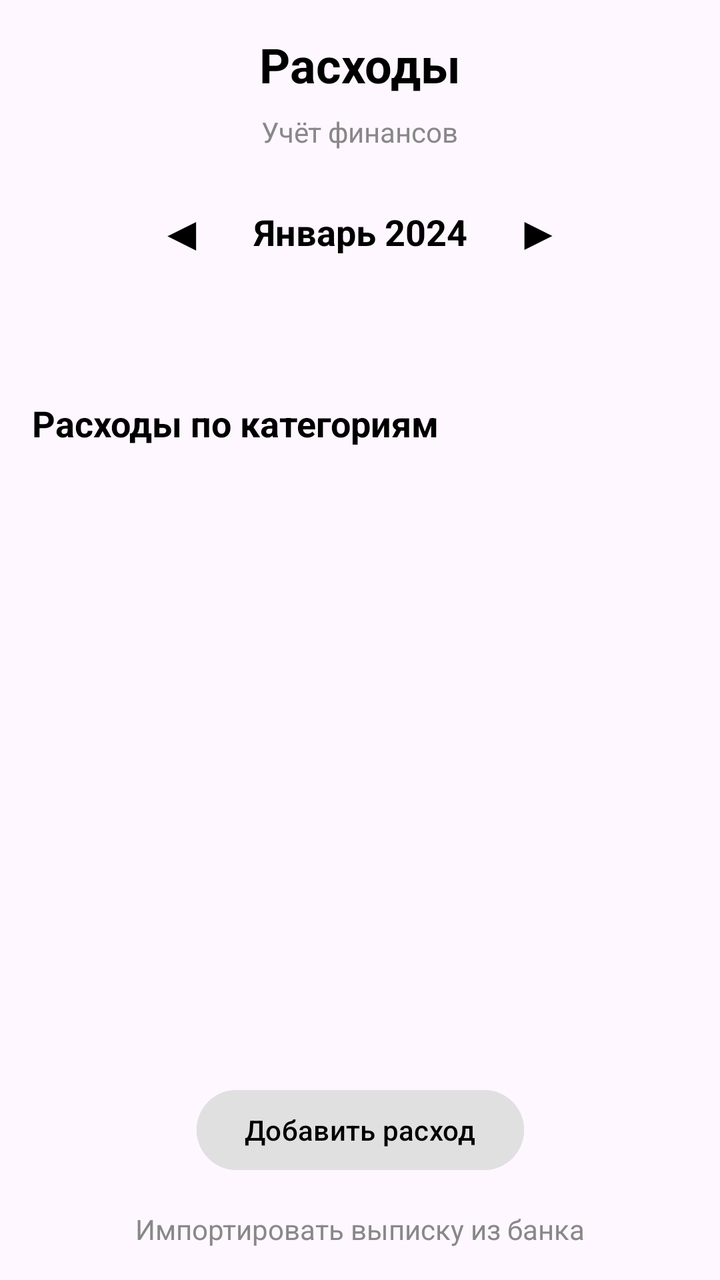
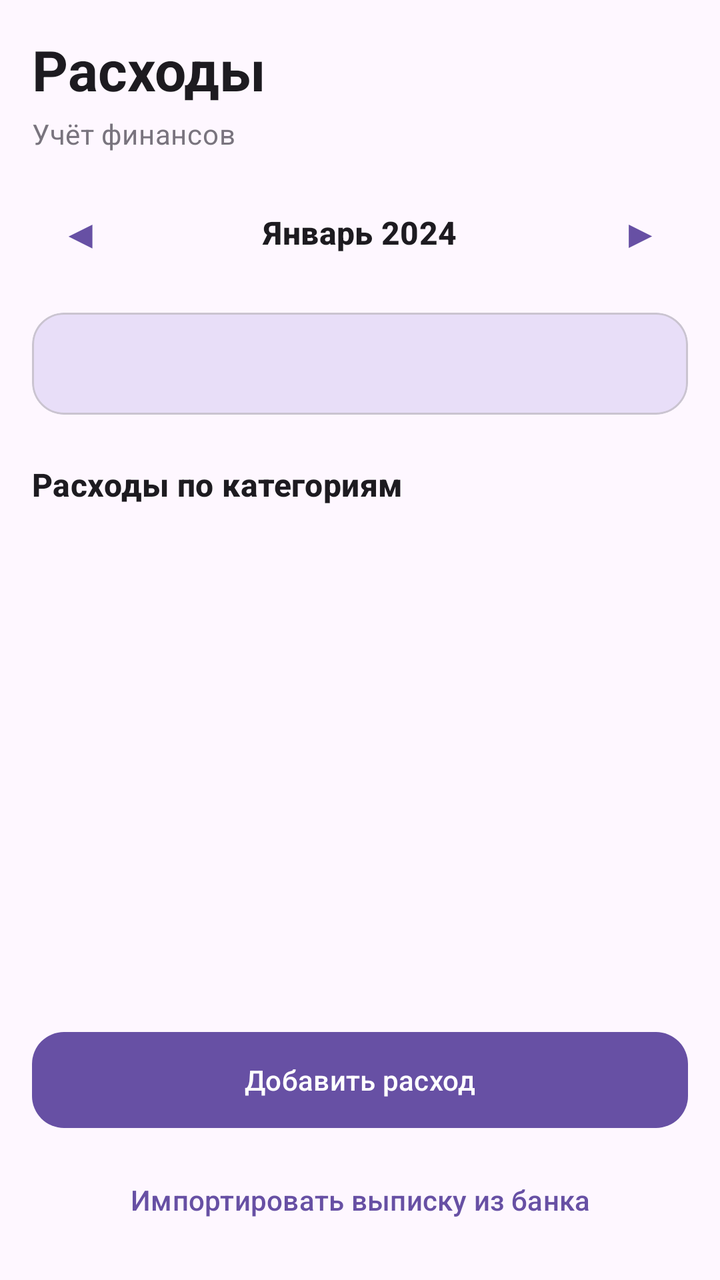

Two renders of the same Android screen: before a commit and after it. Below are the layout's source before the change and the commit's diff.
<!-- AndroidManifest.xml: application theme Theme.MoneyHelper -->
<!-- res/layout/fragment_categories.xml -->
<?xml version="1.0" encoding="utf-8"?>
<androidx.constraintlayout.widget.ConstraintLayout
    xmlns:android="http://schemas.android.com/apk/res/android"
    xmlns:app="http://schemas.android.com/apk/res-auto"
    android:layout_width="match_parent"
    android:layout_height="match_parent"
   >


    
    <TextView
        android:id="@+id/titleTextView"
        android:layout_width="wrap_content"
        android:layout_height="wrap_content"
        android:text="Расходы"
        android:textSize="24sp"
        android:textStyle="bold"
        android:textColor="@color/black"
        android:layout_marginTop="16dp"
        app:layout_constraintTop_toTopOf="parent"
        app:layout_constraintStart_toStartOf="parent"
        app:layout_constraintEnd_toEndOf="parent"/>

    
    <TextView
        android:id="@+id/financeLabelTextView"
        android:layout_width="wrap_content"
        android:layout_height="wrap_content"
        android:text="Учёт финансов"
        android:textSize="14sp"
        android:textColor="@color/gray"
        android:layout_marginTop="8dp"
        app:layout_constraintTop_toBottomOf="@id/titleTextView"
        app:layout_constraintStart_toStartOf="parent"
        app:layout_constraintEnd_toEndOf="parent"/>

    
    <LinearLayout
        android:id="@+id/monthSelectorLayout"
        android:layout_width="wrap_content"
        android:layout_height="wrap_content"
        android:orientation="horizontal"
        android:gravity="center"
        android:layout_marginTop="16dp"
        app:layout_constraintTop_toBottomOf="@id/financeLabelTextView"
        app:layout_constraintStart_toStartOf="parent"
        app:layout_constraintEnd_toEndOf="parent">

        
        <TextView
            android:id="@+id/monthPrevButton"
            android:layout_width="wrap_content"
            android:layout_height="wrap_content"
            android:text="◀"
            android:textSize="24sp"
            android:textColor="@color/black"
            android:padding="8dp"
            android:clickable="true"
            android:focusable="true"
            android:background="?attr/selectableItemBackground"/>

        
        <TextView
            android:id="@+id/monthTextView"
            android:layout_width="wrap_content"
            android:layout_height="wrap_content"
            android:text="Январь 2024"
            android:textSize="18sp"
            android:textStyle="bold"
            android:textColor="@color/black"
            android:paddingHorizontal="16dp"
            android:minWidth="120dp"
            android:gravity="center"/>

        
        <TextView
            android:id="@+id/monthNextButton"
            android:layout_width="wrap_content"
            android:layout_height="wrap_content"
            android:text="▶"
            android:textSize="24sp"
            android:textColor="@color/black"
            android:padding="8dp"
            android:clickable="true"
            android:focusable="true"
            android:background="?attr/selectableItemBackground"/>

    </LinearLayout>

    
    <TextView
        android:id="@+id/statsTextView"
        android:layout_width="match_parent"
        android:layout_height="wrap_content"
        android:visibility="visible"
        android:layout_marginTop="16dp"
        android:layout_marginStart="16dp"
        android:layout_marginEnd="16dp"
        app:layout_constraintTop_toBottomOf="@id/monthSelectorLayout"
        app:layout_constraintStart_toStartOf="parent"
        />

    
    <TextView
        android:id="@+id/sectionTitleTextView"
        android:layout_width="wrap_content"
        android:layout_height="wrap_content"
        android:text="Расходы по категориям"
        android:textSize="18sp"
        android:textStyle="bold"
        android:textColor="@color/black"
        android:layout_marginStart="16dp"
        android:layout_marginTop="24dp"
        app:layout_constraintTop_toBottomOf="@id/statsTextView"
        app:layout_constraintStart_toStartOf="parent"/>




    
    <TextView
        android:id="@+id/emptyTextView"
        app:layout_constraintTop_toTopOf="@id/categoriesRecyclerView"
        app:layout_constraintStart_toStartOf="parent"
        android:layout_marginHorizontal="16dp"
        android:layout_width="wrap_content"
        android:layout_height="wrap_content"
        android:visibility="gone" />




    
    <androidx.recyclerview.widget.RecyclerView
        android:id="@+id/categoriesRecyclerView"
        android:layout_width="match_parent"
        android:layout_height="0dp"
        android:layout_marginTop="16dp"
        android:layout_marginHorizontal="16dp"
        app:layout_constraintBottom_toTopOf="@id/addButton"
        app:layout_constraintEnd_toEndOf="parent"
        app:layout_constraintHorizontal_bias="0.0"
        app:layout_constraintStart_toStartOf="parent"
        app:layout_constraintTop_toBottomOf="@id/sectionTitleTextView"
        app:layout_constraintVertical_bias="0.0" />

    <ProgressBar
        android:id="@+id/progressBar"
        app:layout_constraintTop_toBottomOf="@id/categoriesRecyclerView"
        app:layout_constraintStart_toStartOf="parent"

        android:layout_width="wrap_content"
        android:layout_height="wrap_content"
        android:visibility="gone"
        />

    <Button
        android:id="@+id/addButton"
        android:layout_width="wrap_content"
        android:layout_height="wrap_content"
        android:text="Добавить расход"
        android:backgroundTint="#E0E0E0"
        android:textColor="@color/black"
        android:layout_marginBottom="16dp"
        app:layout_constraintBottom_toTopOf="@id/importTextView"
        app:layout_constraintTop_toTopOf="@+id/progressBar"
        app:layout_constraintStart_toStartOf="parent"
        app:layout_constraintEnd_toEndOf="parent"/>

    
    <TextView
        android:id="@+id/importTextView"
        android:layout_width="wrap_content"
        android:layout_height="wrap_content"
        android:text="Импортировать выписку из банка"
        android:textSize="14sp"
        android:textColor="@color/gray"
        android:layout_marginBottom="16dp"
        app:layout_constraintBottom_toBottomOf="parent"
        app:layout_constraintStart_toStartOf="parent"
        app:layout_constraintEnd_toEndOf="parent"/>



</androidx.constraintlayout.widget.ConstraintLayout>
<!-- resources referenced by this layout -->
<resources>
  <color name="black">#FF000000</color>
  <color name="gray">#FF888888</color>
  <style name="Theme.MoneyHelper" parent="Base.Theme.MoneyHelper" />
  <style name="Base.Theme.MoneyHelper" parent="Theme.Material3.DayNight.NoActionBar">
          
          
      </style>
</resources>

<!-- the commit's change to res/layout/fragment_categories.xml (unified diff, before → after) -->
@@ -4,182 +4,182 @@
     xmlns:app="http://schemas.android.com/apk/res-auto"
     android:layout_width="match_parent"
     android:layout_height="match_parent"
-   >
-
+    android:background="?attr/colorSurface">
 
     
     <TextView
         android:id="@+id/titleTextView"
         android:layout_width="wrap_content"
         android:layout_height="wrap_content"
-        android:text="Расходы"
-        android:textSize="24sp"
+        android:text="@string/expenses"
+        android:textAppearance="?attr/textAppearanceHeadlineMedium"
+        android:textColor="?attr/colorOnSurface"
         android:textStyle="bold"
-        android:textColor="@color/black"
         android:layout_marginTop="16dp"
+        android:layout_marginStart="16dp"
         app:layout_constraintTop_toTopOf="parent"
-        app:layout_constraintStart_toStartOf="parent"
-        app:layout_constraintEnd_toEndOf="parent"/>
+        app:layout_constraintStart_toStartOf="parent"/>
 
     
     <TextView
         android:id="@+id/financeLabelTextView"
         android:layout_width="wrap_content"
         android:layout_height="wrap_content"
-        android:text="Учёт финансов"
-        android:textSize="14sp"
-        android:textColor="@color/gray"
-        android:layout_marginTop="8dp"
+        android:text="@string/finance_label"
+        android:textAppearance="?attr/textAppearanceBodyMedium"
+        android:textColor="?attr/colorOutline"
+        android:layout_marginTop="4dp"
         app:layout_constraintTop_toBottomOf="@id/titleTextView"
-        app:layout_constraintStart_toStartOf="parent"
-        app:layout_constraintEnd_toEndOf="parent"/>
+        app:layout_constraintStart_toStartOf="@id/titleTextView"/>
 
     
     <LinearLayout
         android:id="@+id/monthSelectorLayout"
-        android:layout_width="wrap_content"
+        android:layout_width="match_parent"
         android:layout_height="wrap_content"
         android:orientation="horizontal"
         android:gravity="center"
         android:layout_marginTop="16dp"
-        app:layout_constraintTop_toBottomOf="@id/financeLabelTextView"
-        app:layout_constraintStart_toStartOf="parent"
-        app:layout_constraintEnd_toEndOf="parent">
+        android:layout_marginHorizontal="16dp"
+        app:layout_constraintTop_toBottomOf="@id/financeLabelTextView">
 
         
         <TextView
             android:id="@+id/monthPrevButton"
-            android:layout_width="wrap_content"
-            android:layout_height="wrap_content"
+            android:layout_width="48dp"
+            android:layout_height="48dp"
             android:text="◀"
-            android:textSize="24sp"
-            android:textColor="@color/black"
-            android:padding="8dp"
+            android:textSize="20sp"
+            android:textColor="?attr/colorPrimary"
+            android:gravity="center"
             android:clickable="true"
             android:focusable="true"
-            android:background="?attr/selectableItemBackground"/>
+            android:background="?attr/selectableItemBackgroundBorderless"/>
+
+        <TextView
+            android:id="@+id/monthTextView"
+            android:layout_width="0dp"
+            android:layout_height="wrap_content"
+            android:layout_weight="1"
+            android:text="Январь 2024"
+            android:textAppearance="?attr/textAppearanceTitleMedium"
+            android:textColor="?attr/colorOnSurface"
+            android:textStyle="bold"
+            android:gravity="center"/>
+
+        <TextView
+            android:id="@+id/monthNextButton"
+            android:layout_width="48dp"
+            android:layout_height="48dp"
+            android:text="▶"
+            android:textSize="20sp"
+            android:textColor="?attr/colorPrimary"
+            android:gravity="center"
+            android:clickable="true"
+            android:focusable="true"
+            android:background="?attr/selectableItemBackgroundBorderless"/>
+    </LinearLayout>
+
+    
+    <com.google.android.material.card.MaterialCardView
+        android:id="@+id/statsCard"
+        android:layout_width="match_parent"
+        android:layout_height="wrap_content"
+        android:layout_marginHorizontal="16dp"
+        android:layout_marginTop="16dp"
+        app:cardBackgroundColor="?attr/colorSecondaryContainer"
+        app:cardCornerRadius="16dp"
+        app:cardElevation="0dp"
+        app:layout_constraintTop_toBottomOf="@id/monthSelectorLayout">
 
         
         <TextView
-            android:id="@+id/monthTextView"
-            android:layout_width="wrap_content"
+            android:id="@+id/statsTextView"
+            android:layout_width="match_parent"
             android:layout_height="wrap_content"
-            android:text="Январь 2024"
-            android:textSize="18sp"
-            android:textStyle="bold"
-            android:textColor="@color/black"
-            android:paddingHorizontal="16dp"
-            android:minWidth="120dp"
-            android:gravity="center"/>
-
-        
-        <TextView
-            android:id="@+id/monthNextButton"
-            android:layout_width="wrap_content"
-            android:layout_height="wrap_content"
-            android:text="▶"
-            android:textSize="24sp"
-            android:textColor="@color/black"
-            android:padding="8dp"
-            android:clickable="true"
-            android:focusable="true"
-            android:background="?attr/selectableItemBackground"/>
-
-    </LinearLayout>
-
-    
-    <TextView
-        android:id="@+id/statsTextView"
-        android:layout_width="match_parent"
-        android:layout_height="wrap_content"
-        android:visibility="visible"
-        android:layout_marginTop="16dp"
-        android:layout_marginStart="16dp"
-        android:layout_marginEnd="16dp"
-        app:layout_constraintTop_toBottomOf="@id/monthSelectorLayout"
-        app:layout_constraintStart_toStartOf="parent"
-        />
+            android:padding="16dp"
+            android:gravity="center"
+            android:textAppearance="?attr/textAppearanceBodyMedium"
+            android:textColor="?attr/colorOnSecondaryContainer"
+            android:lineSpacingMultiplier="1.2"
+            android:textStyle="bold" />
+    </com.google.android.material.card.MaterialCardView>
 
     
     <TextView
         android:id="@+id/sectionTitleTextView"
         android:layout_width="wrap_content"
         android:layout_height="wrap_content"
-        android:text="Расходы по категориям"
-        android:textSize="18sp"
+        android:text="@string/expenses_by_category"
+        android:textAppearance="?attr/textAppearanceTitleMedium"
+        android:textColor="?attr/colorOnSurface"
         android:textStyle="bold"
-        android:textColor="@color/black"
         android:layout_marginStart="16dp"
         android:layout_marginTop="24dp"
-        app:layout_constraintTop_toBottomOf="@id/statsTextView"
+        app:layout_constraintTop_toBottomOf="@id/statsCard"
         app:layout_constraintStart_toStartOf="parent"/>
-
-
-
-
-    
-    <TextView
-        android:id="@+id/emptyTextView"
-        app:layout_constraintTop_toTopOf="@id/categoriesRecyclerView"
-        app:layout_constraintStart_toStartOf="parent"
-        android:layout_marginHorizontal="16dp"
-        android:layout_width="wrap_content"
-        android:layout_height="wrap_content"
-        android:visibility="gone" />
-
-
-
 
     
     <androidx.recyclerview.widget.RecyclerView
         android:id="@+id/categoriesRecyclerView"
         android:layout_width="match_parent"
         android:layout_height="0dp"
-        android:layout_marginTop="16dp"
-        android:layout_marginHorizontal="16dp"
-        app:layout_constraintBottom_toTopOf="@id/addButton"
-        app:layout_constraintEnd_toEndOf="parent"
-        app:layout_constraintHorizontal_bias="0.0"
-        app:layout_constraintStart_toStartOf="parent"
+        android:layout_marginTop="12dp"
+        android:clipToPadding="false"
         app:layout_constraintTop_toBottomOf="@id/sectionTitleTextView"
-        app:layout_constraintVertical_bias="0.0" />
+        app:layout_constraintBottom_toTopOf="@id/bottomButtonsLayout"/>
 
-    <ProgressBar
+    
+    <TextView
+        android:id="@+id/emptyTextView"
+        android:layout_width="match_parent"
+        android:layout_height="wrap_content"
+        android:textAppearance="?attr/textAppearanceBodyMedium"
+        android:textColor="?attr/colorOutline"
+        android:gravity="center"
+        android:padding="32dp"
+        android:visibility="gone"
+        app:layout_constraintTop_toBottomOf="@id/sectionTitleTextView"
+        app:layout_constraintBottom_toTopOf="@id/bottomButtonsLayout"/>
+
+    
+    <com.google.android.material.progressindicator.CircularProgressIndicator
         android:id="@+id/progressBar"
-        app:layout_constraintTop_toBottomOf="@id/categoriesRecyclerView"
-        app:layout_constraintStart_toStartOf="parent"
-
         android:layout_width="wrap_content"
         android:layout_height="wrap_content"
+        android:indeterminate="true"
         android:visibility="gone"
-        />
-
-    <Button
-        android:id="@+id/addButton"
-        android:layout_width="wrap_content"
-        android:layout_height="wrap_content"
-        android:text="Добавить расход"
-        android:backgroundTint="#E0E0E0"
-        android:textColor="@color/black"
-        android:layout_marginBottom="16dp"
-        app:layout_constraintBottom_toTopOf="@id/importTextView"
-        app:layout_constraintTop_toTopOf="@+id/progressBar"
+        app:indicatorColor="?attr/colorPrimary"
+        app:layout_constraintTop_toBottomOf="@id/sectionTitleTextView"
+        app:layout_constraintBottom_toTopOf="@id/bottomButtonsLayout"
         app:layout_constraintStart_toStartOf="parent"
         app:layout_constraintEnd_toEndOf="parent"/>
 
     
-    <TextView
-        android:id="@+id/importTextView"
-        android:layout_width="wrap_content"
+    <LinearLayout
+        android:id="@+id/bottomButtonsLayout"
+        android:layout_width="match_parent"
         android:layout_height="wrap_content"
-        android:text="Импортировать выписку из банка"
-        android:textSize="14sp"
-        android:textColor="@color/gray"
-        android:layout_marginBottom="16dp"
-        app:layout_constraintBottom_toBottomOf="parent"
-        app:layout_constraintStart_toStartOf="parent"
-        app:layout_constraintEnd_toEndOf="parent"/>
+        android:orientation="vertical"
+        android:padding="16dp"
+        android:background="?attr/colorSurface"
+        app:layout_constraintBottom_toBottomOf="parent">
 
+        <com.google.android.material.button.MaterialButton
+            android:id="@+id/addButton"
+            android:layout_width="match_parent"
+            android:layout_height="56dp"
+            android:text="@string/btn_add_expense"
+            app:cornerRadius="16dp" />
 
+        
+        <com.google.android.material.button.MaterialButton
+            android:id="@+id/importTextView"
+            style="@style/Widget.Material3.Button.TextButton"
+            android:layout_width="match_parent"
+            android:layout_height="wrap_content"
+            android:layout_marginTop="8dp"
+            android:text="@string/import_bank_statement" />
+    </LinearLayout>
 
 </androidx.constraintlayout.widget.ConstraintLayout>
<!-- resource entries referenced after the edit -->
@@ -1,7 +1,10 @@
 <!-- resources referenced by this layout -->
 <resources>
-  <color name="black">#FF000000</color>
-  <color name="gray">#FF888888</color>
+  <string name="btn_add_expense">Добавить расход</string>
+  <string name="expenses">Расходы</string>
+  <string name="expenses_by_category">Расходы по категориям</string>
+  <string name="finance_label">Учёт финансов</string>
+  <string name="import_bank_statement">Импортировать выписку из банка</string>
   <style name="Theme.MoneyHelper" parent="Base.Theme.MoneyHelper" />
   <style name="Base.Theme.MoneyHelper" parent="Theme.Material3.DayNight.NoActionBar">
           
